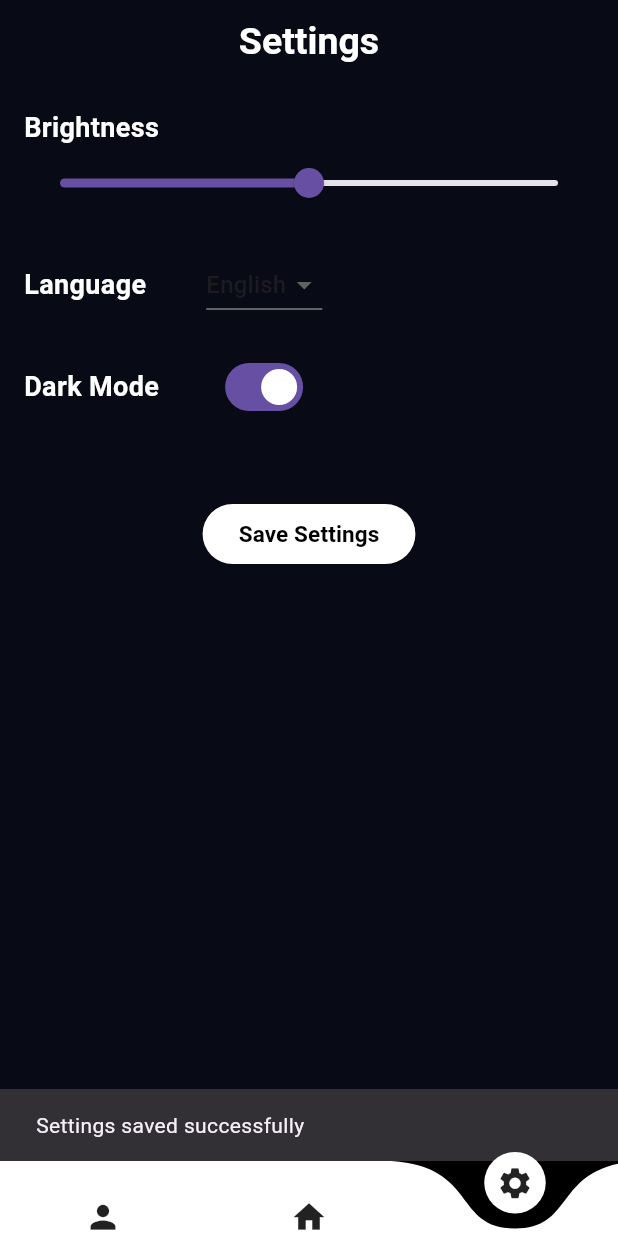
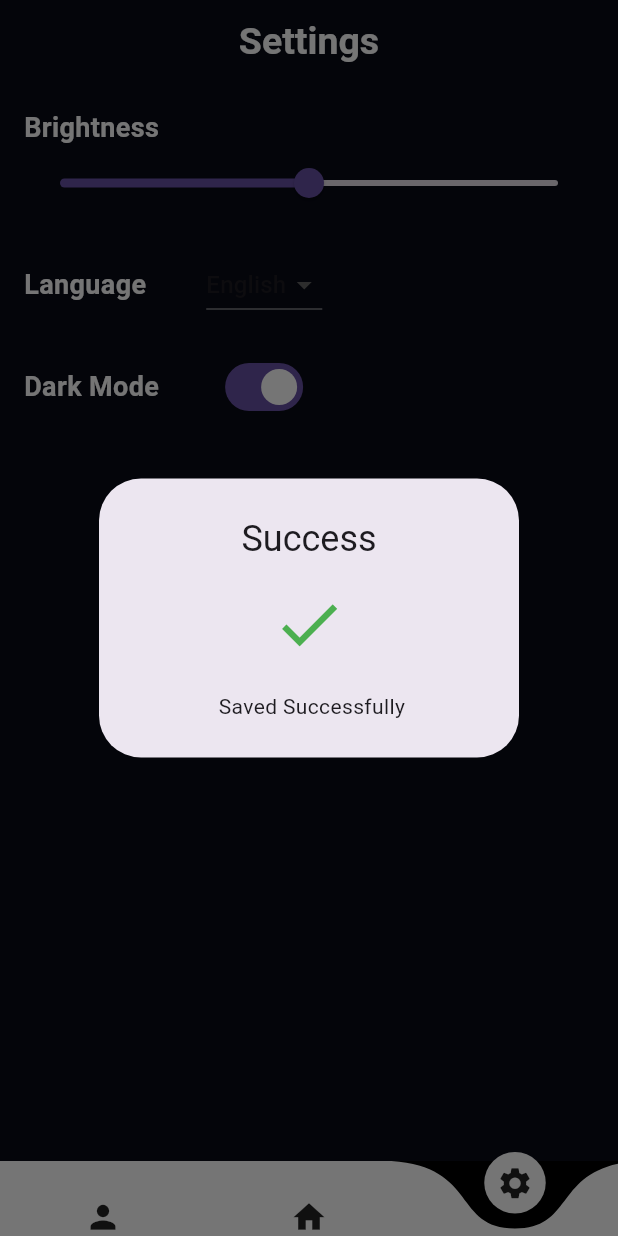
Before and after one commit to yassinema11/SBM, a Flutter app: the screen it shows after launch, item 3 of the bottom bar chosen, after a tap on "Save Settings", on a phone screen of 412 x 824 dp. Run offline on Flutter 3.47's test engine with Material 3 defaults, Android fonts, the phone set to English and light mode, and no system bars; drawn by our look-alikes of curved_navigation_bar; our stand-ins replace flutter_blue_plus, flutter_profile_picture, quickalert, shared_preferences; missing offline and left inert: beacon_broadcast, screen_brightness.

Commit message:
05/03/2023

```diff
--- a/lib/pages/home.dart
+++ b/lib/pages/home.dart
@@ -1,7 +1,8 @@
-// ignore_for_file: avoid_print, unused_local_variable, non_constant_identifier_names, deprecated_member_use, unused_import, file_names, avoid_unnecessary_containers, use_build_context_synchronously, unnecessary_const, prefer_const_constructors, prefer_adjacent_string_concatenation, unused_element, unnecessary_type_check, unnecessary_null_comparison, sized_box_for_whitespace, unnecessary_string_interpolations, prefer_interpolation_to_compose_strings
+// ignore_for_file: avoid_print, unused_local_variable, non_constant_identifier_names, deprecated_member_use, unused_import, file_names, avoid_unnecessary_containers, use_build_context_synchronously, unnecessary_const, prefer_const_constructors, prefer_adjacent_string_concatenation, unused_element, unnecessary_type_check, unnecessary_null_comparison, sized_box_for_whitespace, unnecessary_string_interpolations, prefer_interpolation_to_compose_strings, prefer_const_literals_to_create_immutables
 
 import 'dart:async';
 import 'dart:io';
+import 'dart:math';
 import 'dart:typed_data';
 import 'package:flutter/material.dart';
 import 'package:beacon_broadcast/beacon_broadcast.dart';
@@ -26,6 +27,9 @@ class HomeState extends State<Home>
   BeaconBroadcast beaconBroadcast = BeaconBroadcast();
   String selectedLanguage = 'English';
   bool isDarkMode = true;
+  TextEditingController dur = TextEditingController();
+  String str = "abc";
+
 
   @override
   void initState()
@@ -98,7 +102,7 @@ class HomeState extends State<Home>
 
         bool isValid = isValidUUID(uuid);
 
-        if (!isValid)
+        if (isValid)
         {
           try
           {
@@ -127,6 +131,16 @@ class HomeState extends State<Home>
                 duration: const Duration(seconds: 2),
               ),
             );
+
+                 await Future.delayed(Duration(seconds: 2));
+
+
+            beaconBroadcast
+              .setUUID(uuid)
+              .stop();
+
+            print('--------------------------------BLE Signal Stopped --------------------------------------');
+
           }
           catch (e)
           {
@@ -148,7 +162,6 @@ class HomeState extends State<Home>
       print('ID not found in SharedPreferences');
     }
   }
-
   /*Future<void> OpenGate() async
   {
 
@@ -210,6 +223,7 @@ class HomeState extends State<Home>
   }
 
 
+
   @override
   Widget build(BuildContext context)
   {
@@ -250,13 +264,26 @@ class HomeState extends State<Home>
               centerTitle: true,
             ),
 
+            Container(
+              width: screenWidth-150,
+              color: Colors.white,
+              child: TextField(
+                controller: dur,
+                 keyboardType: TextInputType.number,
+                decoration: InputDecoration(
+                  labelText: 'wa9t',
+                  border: OutlineInputBorder(),
+                ),
+              ),
+            ),
+
             const SizedBox(height: 20),
 
             Center
             (
               child: Container
               (
-                width: 300,
+                width: screenWidth-120,
                 height: 60,
                 decoration: BoxDecoration
                 (
@@ -410,6 +437,8 @@ class HomeState extends State<Home>
               ),
             ),
             const SizedBox(height: 30),
+
+
           ],
         ),
       ),
--- a/lib/pages/settings.dart
+++ b/lib/pages/settings.dart
@@ -1,4 +1,4 @@
-// ignore_for_file: use_build_context_synchronously, prefer_const_constructors, unused_element, avoid_print, unused_local_variable, avoid_unnecessary_containers, sized_box_for_whitespace
+// ignore_for_file: use_build_context_synchronously, prefer_const_constructors, unused_element, avoid_print, unused_local_variable, avoid_unnecessary_containers, sized_box_for_whitespace, dead_code
 
 import 'package:flutter/material.dart';
 import 'package:screen_brightness/screen_brightness.dart';
@@ -64,6 +64,35 @@ class _SettingsState extends State<Settings>
       throw 'Failed to set brightness';
     }
   }
+
+  Future<bool?> showstatus(BuildContext context , String title , String msg , IconData icon , Color color)
+        async {
+        return showDialog<bool>
+        (
+          context: context,
+          builder: (BuildContext context)
+          {
+            return AlertDialog(
+              title: Text(title , textAlign: TextAlign.center),
+              content: Column(
+                mainAxisSize: MainAxisSize.min,
+                children: [
+                  Icon(
+                    icon,
+                    size: 50,
+                    color: color,
+                  ),
+                  SizedBox(height: 20),
+                  Text(msg),
+                ],
+              ),
+            );
+          },
+        );
+
+      await Future.delayed(Duration(seconds: 2));
+      Navigator.of(context).pop();
+      }
 
 
   @override
@@ -213,7 +242,8 @@ class _SettingsState extends State<Settings>
               (
                 child: ElevatedButton
                 (
-                  onPressed: saveSettings,
+                  onPressed: () async => await showstatus(context, "Success", " Saved Successfully", Icons.done, Colors.green),
+
                   style: ElevatedButton.styleFrom(backgroundColor: isDarkMode ? Colors.white : Colors.black),
                   child:
                     Text
```
Also changed, not shown: lib/pages/login_page.dart (+29 -28 lines), lib/pages/profile.dart (+84 -36 lines), lib/pages/register_page.dart (+35 -9 lines).
